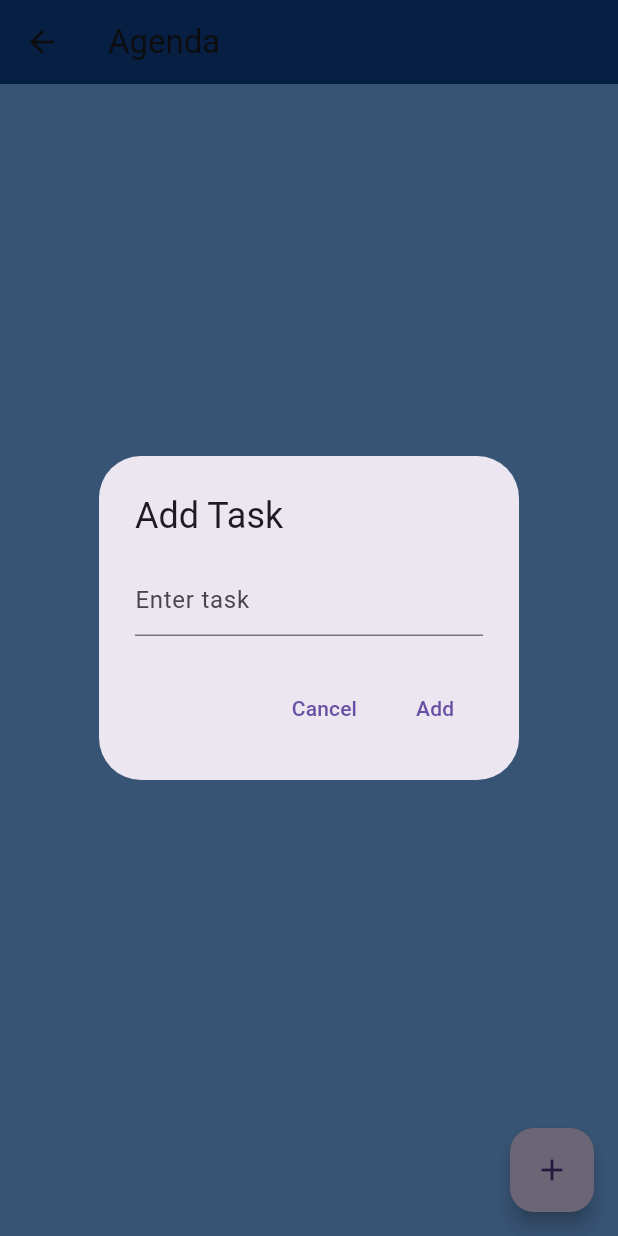
After one commit to oscararenas12/ASAAP, a Flutter app: the AgendaPage screen opened by its route, after a tap on the "add" icon, on a phone screen of 412 x 824 dp. The commit adds this screen. Run offline on Flutter 3.47's test engine with Material 3 defaults, Android fonts, the phone set to English and light mode, and no system bars; our stand-ins replace calendar_view, cloud_firestore, dash_chat_2, firebase_auth, firebase_core, flutter_map and 4 more; missing offline and left inert: chat_gpt_sdk, fluttermoji; accounts and stored records are empty; Roboto replaces fonts that are missing (Urbanist).

Commit message:
AGENDAandGOAL

```diff
--- a/flutter_491/lib/config/app_routes.dart
+++ b/flutter_491/lib/config/app_routes.dart
@@ -1,5 +1,7 @@
+import 'package:flutter_491/pages/agenda.dart';
 import 'package:flutter_491/pages/chat_page.dart';
 import 'package:flutter_491/pages/edit_profile_page.dart';
+import 'package:flutter_491/pages/goal.dart';
 import 'package:flutter_491/pages/home_page.dart';
 import 'package:flutter_491/pages/login_page.dart';
 import 'package:flutter_491/pages/main_page.dart';
@@ -22,6 +24,8 @@ class AppRoutes{
         Settings:(context) => SettingsPage(),
         customize_AI:(context) => CustomizeAIPage(),
         storage_page:(context) => StoragePage(),
+        agenda:(context) => AgendaPage(),
+        goal:(context) => GoalPage(),
 
         //home_page navigator
         edit_profile:(context) => EditProfilePage(),
@@ -46,4 +50,6 @@ class AppRoutes{
   static const signup = '/signup';
   static const customize_AI = '/customize_AI';
   static const storage_page = '/storage_page';
+  static const agenda = '/agenda';
+  static const goal = '/goal';
 }
--- /dev/null
+++ b/flutter_491/lib/pages/agenda.dart
@@ -0,0 +1,135 @@
+import 'package:flutter/material.dart';
+import 'package:flutter_491/styles/app_colors.dart';
+import 'package:shared_preferences/shared_preferences.dart';
+
+class AgendaPage extends StatefulWidget {
+  @override
+  _AgendaPageState createState() => _AgendaPageState();
+}
+
+class _AgendaPageState extends State<AgendaPage> {
+  List<String> tasks = [];
+  late SharedPreferences _prefs;
+
+  @override
+  void initState() {
+    super.initState();
+    _loadTasks();
+  }
+
+  Future<void> _loadTasks() async {
+    _prefs = await SharedPreferences.getInstance();
+    setState(() {
+      tasks = _prefs.getStringList('tasks') ?? [];
+    });
+  }
+
+  Future<void> _saveTasks() async {
+    await _prefs.setStringList('tasks', tasks);
+  }
+
+  @override
+  Widget build(BuildContext context) {
+    return Scaffold(
+      appBar: AppBar(
+        title: Text('Agenda'),
+        backgroundColor: AppColors.darkblue,
+      ),
+      body: ListView.builder(
+        itemCount: tasks.length,
+        itemBuilder: (context, index) {
+          return _buildTaskContainer(tasks[index]);
+        },
+      ),
+      floatingActionButton: FloatingActionButton(
+        onPressed: () {
+          _showAddTaskDialog();
+        },
+        child: Icon(Icons.add),
+      ),
+    );
+  }
+
+  Widget _buildTaskContainer(String task) {
+    Color containerColor = AppColors.darkblue; // You can set different colors based on your preference
+
+    return Container(
+      margin: const EdgeInsets.all(8.0),
+      padding: const EdgeInsets.all(16.0),
+      decoration: BoxDecoration(
+        color: containerColor,
+        borderRadius: BorderRadius.circular(8.0),
+      ),
+      child: ListTile(
+        title: Text(
+          task,
+          style: TextStyle(color: Colors.white, fontSize: 25),
+        ),
+        trailing: Row(
+          mainAxisSize: MainAxisSize.min,
+          children: [
+            IconButton(
+              icon: Icon(Icons.notifications),
+              onPressed: () {
+                // Add your notification logic here
+              },
+            ),
+            IconButton(
+              icon: Icon(Icons.delete),
+              onPressed: () {
+                _removeTask(task);
+              },
+            ),
+          ],
+        ),
+      ),
+    );
+  }
+
+  void _showAddTaskDialog() {
+    TextEditingController taskController = TextEditingController();
+
+    showDialog(
+      context: context,
+      builder: (context) {
+        return AlertDialog(
+          title: Text('Add Task'),
+          content: TextField(
+            controller: taskController,
+            decoration: InputDecoration(
+              hintText: 'Enter task',
+            ),
+          ),
+          actions: [
+            TextButton(
+              onPressed: () {
+                Navigator.pop(context);
+              },
+              child: Text('Cancel'),
+            ),
+            TextButton(
+              onPressed: () {
+                String newTask = taskController.text.trim();
+                if (newTask.isNotEmpty) {
+                  setState(() {
+                    tasks.add(newTask);
+                    _saveTasks();
+                  });
+                }
+                Navigator.pop(context);
+              },
+              child: Text('Add'),
+            ),
+          ],
+        );
+      },
+    );
+  }
+
+  void _removeTask(String task) {
+    setState(() {
+      tasks.remove(task);
+      _saveTasks();
+    });
+  }
+}
--- a/flutter_491/lib/pages/home_page.dart
+++ b/flutter_491/lib/pages/home_page.dart
@@ -1,6 +1,8 @@
 import 'package:calendar_view/calendar_view.dart';
 import 'package:flutter/material.dart';
 import 'package:flutter_491/config/app_routes.dart';
+import 'package:flutter_491/pages/agenda.dart';
+import 'package:flutter_491/pages/goal.dart';
 import 'package:flutter_491/pages/storage_page.dart';
 import 'package:flutter_491/styles/app_colors.dart';
 import 'package:flutter_491/styles/app_text.dart';
@@ -131,6 +133,7 @@ class HomePage extends StatelessWidget {
                         GestureDetector(
                           onTap: () {
                             // Handle Agenda Icon Click
+                            Navigator.of(context).push(MaterialPageRoute(builder: (context) => AgendaPage()));
                             print('Agenda icon clicked');
                           },
                           child: Column(
@@ -146,6 +149,7 @@ class HomePage extends StatelessWidget {
                         GestureDetector(
                           onTap: () {
                             // Handle Goal Icon Click
+                            Navigator.of(context).push(MaterialPageRoute(builder: (context) => GoalPage()));
                             print('Goal icon clicked');
                           },
                           child: Column(
--- a/flutter_491/pubspec.yaml
+++ b/flutter_491/pubspec.yaml
@@ -38,7 +38,7 @@ dependencies:
   shared_preferences: ^2.0.10
   url_launcher: ^6.2.4
   provider: ^5.0.0
-
+  confetti: ^0.7.0
   fluttermoji: ^1.0.2
 
 # CHAT GPT dependency implementation
```
Also changed, not shown: flutter_491/lib/pages/goal.dart (added, +174 -0 lines), flutter_491/pubspec.lock.
